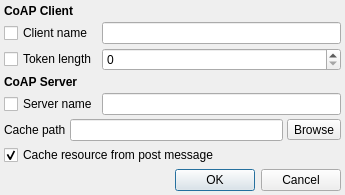
Old version of the form src/x/coap/coapglobal.ui in the repository x-tools-author/x-tools.
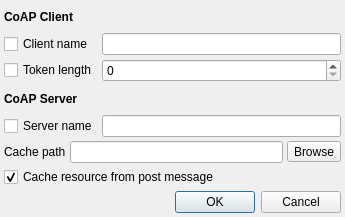
New version of the form.

```diff
--- a/src/x/coap/coapglobal.ui
+++ b/src/x/coap/coapglobal.ui
@@ -7,7 +7,7 @@
     <x>0</x>
     <y>0</y>
     <width>345</width>
-    <height>189</height>
+    <height>217</height>
    </rect>
   </property>
   <property name="windowTitle">
```
Left out of the diff: 2 changed lines with no effect on the pictures.
